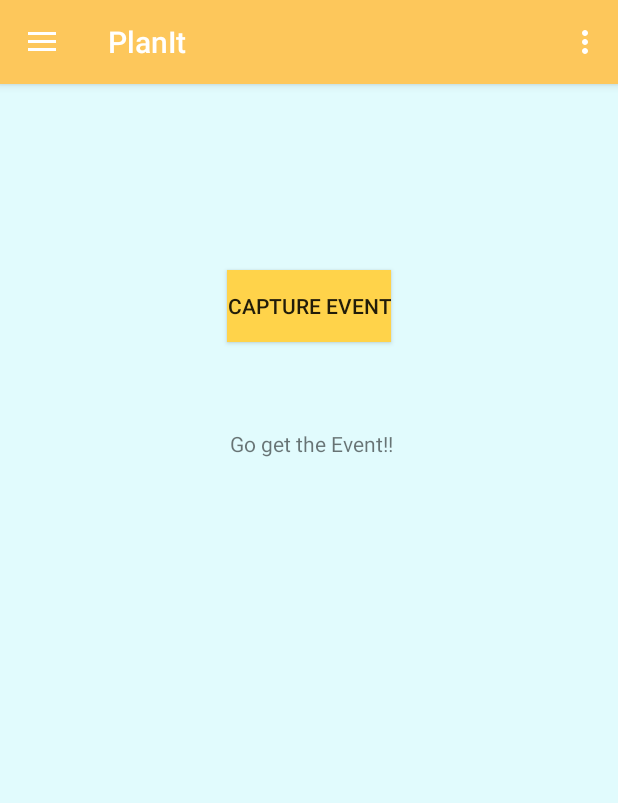
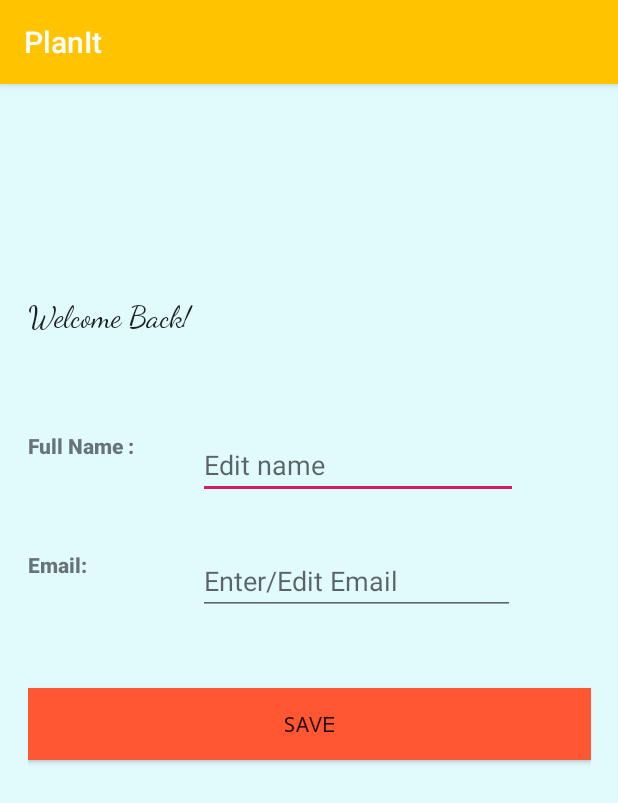
Before and after one commit to MsParvika/PlanIt, an Android app: the screen it shows after launch (MainActivity before the commit, AccountActivity after it), after a tap on "Account", on a phone screen of 412 x 824 dp. Shown: the top 803 px of the screen. Run offline under Robolectric (Android 15) with nearby library versions, the phone set to English and light mode, and no system bars; 1 other tap on this screen came first.

Commit message:
Adding account screen

```diff
--- a/app/src/main/AndroidManifest.xml
+++ b/app/src/main/AndroidManifest.xml
@@ -1,6 +1,13 @@
 <?xml version="1.0" encoding="utf-8"?>
 <manifest xmlns:android="http://schemas.android.com/apk/res/android"
     package="com.example.planit">
+
+    <uses-feature
+        android:name="android.hardware.camera"
+        android:required="false" />
+
+    <uses-permission android:name="android.permission.CAMERA" />
+    <uses-permission android:name="android.permission.WRITE_EXTERNAL_STORAGE" />
 
     <application
         android:allowBackup="true"
@@ -9,6 +16,7 @@
         android:roundIcon="@mipmap/ic_launcher_round"
         android:supportsRtl="true"
         android:theme="@style/AppTheme">
+        <activity android:name=".AccountActivity"></activity>
         <activity
             android:name=".MainActivity"
             android:label="@string/app_name"
@@ -21,7 +29,4 @@
         </activity>
     </application>
 
-    <uses-feature android:name="android.hardware.camera" android:required="false"></uses-feature>
-    <uses-permission android:name="android.permission.CAMERA" />
-    <uses-permission android:name="android.permission.WRITE_EXTERNAL_STORAGE" />
 </manifest>
--- /dev/null
+++ b/app/src/main/java/com/example/planit/AccountActivity.java
@@ -0,0 +1,23 @@
+package com.example.planit;
+
+import android.support.v7.app.AppCompatActivity;
+import android.os.Bundle;
+import android.widget.Button;
+import android.widget.TextView;
+
+public class AccountActivity extends AppCompatActivity {
+
+    @Override
+    protected void onCreate(Bundle savedInstanceState) {
+        super.onCreate(savedInstanceState);
+        setContentView(R.layout.activity_account);
+
+        TextView textView = (TextView) this.findViewById(R.id.welcome);
+        TextView textView2 = (TextView) this.findViewById(R.id.nameLabel);
+        TextView textView3 = (TextView) this.findViewById(R.id.nameVal);
+        TextView textView4 = (TextView) this.findViewById(R.id.emailLabel);
+        TextView textView5 = (TextView) this.findViewById(R.id.emailVal);
+        Button editBut = (Button) this.findViewById(R.id.editAccount);
+
+    }
+}
--- a/app/src/main/java/com/example/planit/MainActivity.java
+++ b/app/src/main/java/com/example/planit/MainActivity.java
@@ -149,7 +149,8 @@ public class MainActivity extends AppCompatActivity
 //            };
 //        } else
         if (id == R.id.nav_account) {
-
+            Intent intent = new Intent(MainActivity.this, AccountActivity.class);
+            startActivity(intent);
         } else if (id == R.id.nav_upcomingevent) {
 
         } else if (id == R.id.nav_pastevents) {
--- a/app/src/main/res/drawable/ic_launcher_background.xml
+++ b/app/src/main/res/drawable/ic_launcher_background.xml
@@ -5,7 +5,7 @@
     android:viewportWidth="108"
     android:viewportHeight="108">
     <path
-        android:fillColor="#FFA44A"
+        android:fillColor="@color/colorTernary"
         android:pathData="M0,0h108v108h-108z" />
     <path
         android:fillColor="#00000000"
--- a/app/src/main/res/drawable/ic_today_black_24dp.xml
+++ b/app/src/main/res/drawable/ic_today_black_24dp.xml
@@ -4,6 +4,6 @@
         android:viewportWidth="24.0"
         android:viewportHeight="24.0">
     <path
-        android:fillColor="#FFA44A"
+        android:fillColor="@color/colorPrimary"
         android:pathData="M19,3h-1L18,1h-2v2L8,3L8,1L6,1v2L5,3c-1.11,0 -1.99,0.9 -1.99,2L3,19c0,1.1 0.89,2 2,2h14c1.1,0 2,-0.9 2,-2L21,5c0,-1.1 -0.9,-2 -2,-2zM19,19L5,19L5,8h14v11zM7,10h5v5L7,15z"/>
 </vector>
--- /dev/null
+++ b/app/src/main/res/layout/activity_account.xml
@@ -0,0 +1,98 @@
+<?xml version="1.0" encoding="utf-8"?>
+<android.support.constraint.ConstraintLayout xmlns:android="http://schemas.android.com/apk/res/android"
+    xmlns:app="http://schemas.android.com/apk/res-auto"
+    xmlns:tools="http://schemas.android.com/tools"
+    android:layout_width="match_parent"
+    android:layout_height="match_parent"
+    android:background="@color/background"
+    tools:context=".AccountActivity">
+
+    <LinearLayout
+        android:layout_width="375dp"
+        android:layout_height="481dp"
+        android:orientation="vertical"
+        app:layout_constraintBottom_toBottomOf="parent"
+        app:layout_constraintEnd_toEndOf="parent"
+        app:layout_constraintHorizontal_bias="0.5"
+        app:layout_constraintStart_toStartOf="parent"
+        app:layout_constraintTop_toTopOf="parent">
+
+        <TextView
+            android:id="@+id/welcome"
+            android:layout_width="338dp"
+            android:layout_height="88dp"
+            android:fontFamily="cursive"
+            android:text="@string/welcome_back"
+            android:textAlignment="viewStart"
+            android:textAppearance="@style/TextAppearance.AppCompat.Title"
+            tools:layout_editor_absoluteX="36dp"
+            tools:layout_editor_absoluteY="107dp" />
+
+        <LinearLayout
+            android:layout_width="match_parent"
+            android:layout_height="79dp"
+            android:baselineAligned="false"
+            android:orientation="horizontal">
+
+            <TextView
+                android:id="@+id/nameLabel"
+                android:layout_width="113dp"
+                android:layout_height="35dp"
+                android:fontFamily="sans-serif-black"
+                android:text="@string/full_name"
+                tools:layout_editor_absoluteX="28dp"
+                tools:layout_editor_absoluteY="273dp" />
+
+            <EditText
+                android:id="@+id/nameVal"
+                android:layout_width="wrap_content"
+                android:layout_height="wrap_content"
+                android:autofillHints=""
+                android:ems="10"
+                android:hint="@string/edit_name"
+                android:inputType="textPersonName"
+                tools:layout_editor_absoluteX="170dp"
+                tools:layout_editor_absoluteY="273dp"
+                tools:targetApi="o" />
+        </LinearLayout>
+
+        <LinearLayout
+            android:layout_width="match_parent"
+            android:layout_height="92dp"
+            android:baselineAligned="false"
+            android:orientation="horizontal">
+
+            <TextView
+                android:id="@+id/emailLabel"
+                android:layout_width="113dp"
+                android:layout_height="34dp"
+                android:fontFamily="sans-serif-black"
+                android:text="@string/email"
+                tools:layout_editor_absoluteX="29dp"
+                tools:layout_editor_absoluteY="426dp" />
+
+            <EditText
+                android:id="@+id/emailVal"
+                android:layout_width="211dp"
+                android:layout_height="43dp"
+                android:autofillHints=""
+                android:ems="10"
+                android:hint="@string/enter_edit_email"
+                android:inputType="textEmailAddress"
+                tools:layout_editor_absoluteX="171dp"
+                tools:layout_editor_absoluteY="426dp"
+                tools:targetApi="o" />
+        </LinearLayout>
+
+        <Button
+            android:id="@+id/editAccount"
+            android:layout_width="match_parent"
+            android:layout_height="wrap_content"
+            android:background="@color/colorPrimaryDark"
+            android:fontFamily="monospace"
+            android:text="@string/save"
+            tools:layout_editor_absoluteX="162dp"
+            tools:layout_editor_absoluteY="576dp" />
+
+    </LinearLayout>
+</android.support.constraint.ConstraintLayout>
--- a/app/src/main/res/layout/nav_header_main.xml
+++ b/app/src/main/res/layout/nav_header_main.xml
@@ -16,8 +16,11 @@
         android:id="@+id/imageView"
         android:layout_width="wrap_content"
         android:layout_height="wrap_content"
+        android:adjustViewBounds="false"
         android:contentDescription="@string/nav_header_desc"
+        android:cropToPadding="false"
         android:paddingTop="@dimen/nav_header_vertical_spacing"
+        android:scaleType="centerInside"
         app:srcCompat="@mipmap/ic_launcher_round" />
 
     <TextView
--- a/app/src/main/res/values/colors.xml
+++ b/app/src/main/res/values/colors.xml
@@ -1,7 +1,9 @@
 <?xml version="1.0" encoding="utf-8"?>
 <resources>
-    <color name="colorPrimary">#FDC75B</color>
-    <color name="colorPrimaryDark">#ED664C</color>
+    <color name="colorPrimary">#FFC300</color>
+    <color name="colorSubstitute">#4A54FF</color>
+    <color name="colorTernary">#DAF7A6</color>
+    <color name="colorPrimaryDark">#FF5733</color>
     <color name="colorAccent">#D81B60</color>
     <color name="background">#E1FBFD</color>
 </resources>
--- a/app/src/main/res/values/strings.xml
+++ b/app/src/main/res/values/strings.xml
@@ -6,4 +6,10 @@
     <string name="nav_header_subtitle">Event Planner Application</string>
     <string name="nav_header_desc">Navigation header</string>
     <string name="action_settings">Settings</string>
+    <string name="welcome_back">Welcome Back!</string>
+    <string name="email">Email:</string>
+    <string name="full_name">Full Name :</string>
+    <string name="enter_edit_email">Enter/Edit Email</string>
+    <string name="edit_name">Edit name</string>
+    <string name="save">Save</string>
 </resources>
```
